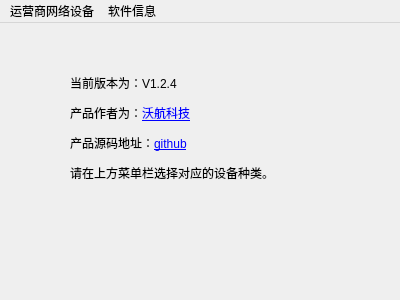
First picture: the form in mainwindow/mainwindow.ui, repository worldflyingct/setdevicetool, before the edit.
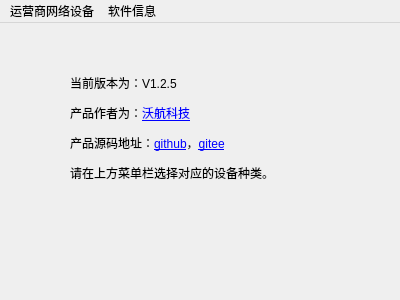
Second picture: the form after the edit. Icons and pictures are not drawn.

Commit message: 添加新的gitee地址，修改版本为v1.2.5

```diff
--- a/mainwindow/mainwindow.ui
+++ b/mainwindow/mainwindow.ui
@@ -31,7 +31,7 @@
      </rect>
     </property>
     <property name="text">
-     <string>&lt;html&gt;&lt;head/&gt;&lt;body&gt;&lt;p&gt;当前版本为：V1.2.4&lt;/p&gt;&lt;p&gt;产品作者为：&lt;a href=&quot;https://www.worldflying.cn&quot;&gt;&lt;span style=&quot; text-decoration: underline; color:#0000ff;&quot;&gt;沃航科技&lt;/span&gt;&lt;/a&gt;&lt;/p&gt;&lt;p&gt;产品源码地址：&lt;a href=&quot;https://github.com/worldflyingct/setdevicetool&quot;&gt;&lt;span style=&quot; text-decoration: underline; color:#0000ff;&quot;&gt;github&lt;/span&gt;&lt;/a&gt;&lt;/p&gt;&lt;p&gt;请在上方菜单栏选择对应的设备种类。&lt;/p&gt;&lt;/body&gt;&lt;/html&gt;</string>
+     <string>&lt;html&gt;&lt;head/&gt;&lt;body&gt;&lt;p&gt;当前版本为：V1.2.5&lt;/p&gt;&lt;p&gt;产品作者为：&lt;a href=&quot;https://www.worldflying.cn&quot;&gt;&lt;span style=&quot; text-decoration: underline; color:#0000ff;&quot;&gt;沃航科技&lt;/span&gt;&lt;/a&gt;&lt;/p&gt;&lt;p&gt;产品源码地址：&lt;a href=&quot;https://github.com/worldflyingct/setdevicetool&quot;&gt;&lt;span style=&quot; text-decoration: underline; color:#0000ff;&quot;&gt;github&lt;/span&gt;&lt;/a&gt;，&lt;a href=&quot;https://gitee.com/worldflying/setdevicetool/releases&quot;&gt;&lt;span style=&quot; text-decoration: underline; color:#0000ff;&quot;&gt;gitee&lt;/span&gt;&lt;/a&gt;&lt;/p&gt;&lt;p&gt;请在上方菜单栏选择对应的设备种类。&lt;/p&gt;&lt;/body&gt;&lt;/html&gt;</string>
     </property>
     <property name="openExternalLinks">
      <bool>true</bool>
```
